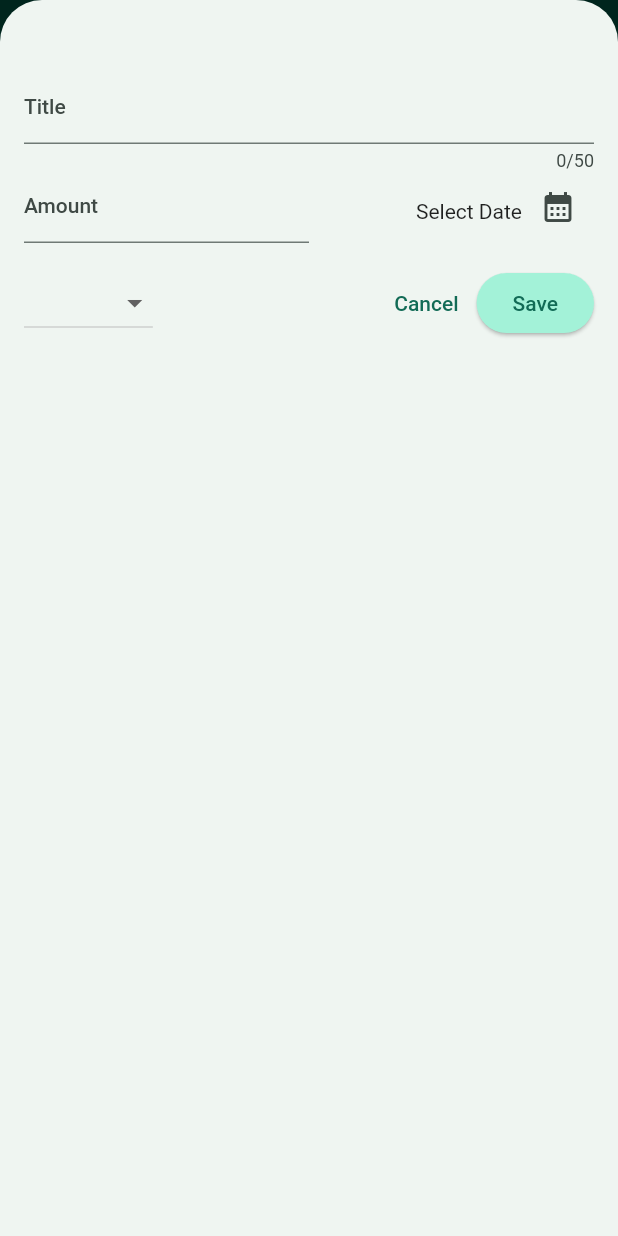
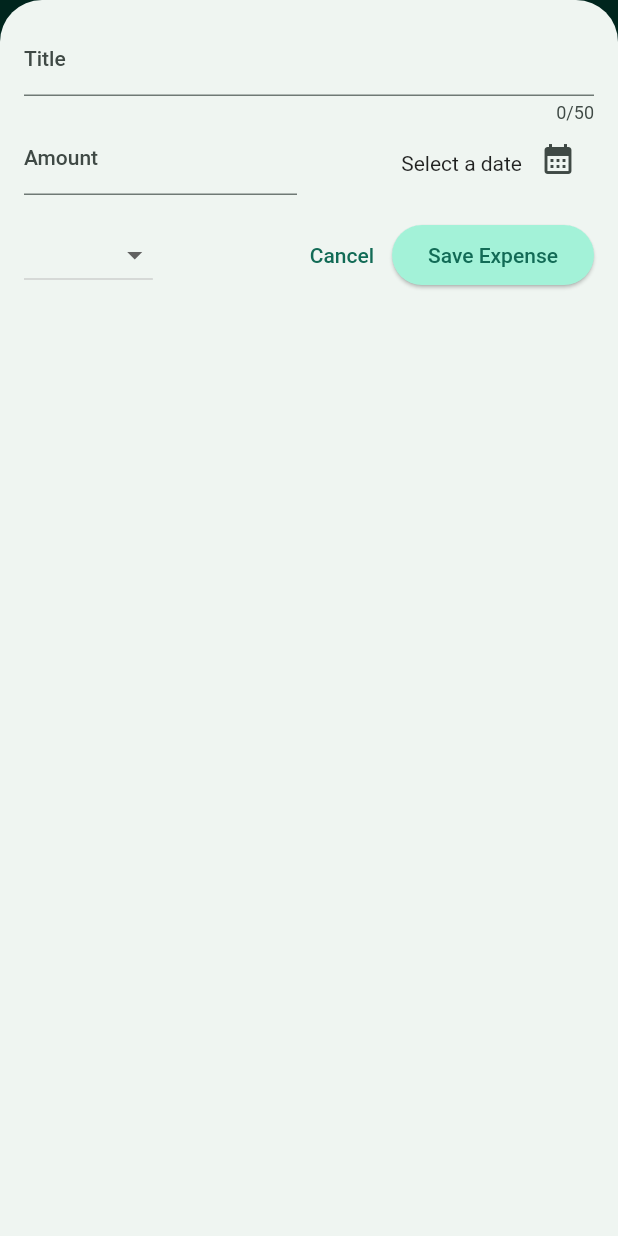
Before and after one commit to AlvinChiew/learn-dart-flutter, a Flutter app: the screen it shows after launch, after a tap on the "add" icon, on a phone screen of 412 x 824 dp. Run offline on Flutter 3.47's test engine with Material 2 defaults, Android fonts, the phone set to English and light mode, and no system bars.

Commit message:
Update interface to be responsive & adaptive

```diff
--- a/app/lib/components/new_expense.dart
+++ b/app/lib/components/new_expense.dart
@@ -1,4 +1,7 @@
+import 'dart:io';
+
 import 'package:app/models/expense_model.dart';
+import 'package:flutter/cupertino.dart';
 import 'package:flutter/material.dart';
 
 class NewExpense extends StatefulWidget {
@@ -24,8 +27,10 @@ class _NewExpenseState extends State<NewExpense> {
     final invalidAmount = amount == null || amount <= 0;
     final invalidTitle = title.isEmpty;
     final invalidDate = _selectedDate == null;
+
+    var customShowDialog = Platform.isIOS ? showCupertinoDialog : showDialog;
     if (invalidTitle || invalidAmount || invalidDate) {
-      showDialog(
+      customShowDialog(
         context: context,
         builder: (ctx) => AlertDialog(
           title: const Text('Invalid input'),
@@ -59,37 +64,59 @@ class _NewExpenseState extends State<NewExpense> {
 
   @override
   Widget build(BuildContext context) {
-    return Padding(
-      padding: const EdgeInsets.fromLTRB(16, 48, 16, 16),
-      child: Column(
-        children: [
-          TextField(
+    final keyboardSpace = MediaQuery.of(context).viewInsets.bottom;
+
+    return LayoutBuilder(builder: (ctx, constraints) {
+      final width = constraints.maxWidth;
+      Widget titleInput = TextField(
         controller: _titleController,
         maxLength: 50,
         decoration: const InputDecoration(
           label: Text('Title'),
         ),
-          ),
-          Row(
-            children: [
-              Expanded(
-                child: TextField(
+      );
+
+      Widget amountInput = TextField(
         controller: _amountController,
         keyboardType: TextInputType.number,
         decoration: const InputDecoration(
+          prefixText: '\$ ',
           label: Text('Amount'),
-                    prefixText: '\$ ',
+        ),
+      );
+
+      Widget categoryDropdown = DropdownButton(
+        value: _selectedCategory,
+        items: Category.values
+            .map(
+              (category) => DropdownMenuItem(
+                value: category,
+                child: Text(
+                  category.name.toUpperCase(),
                 ),
               ),
-              ),
-              Expanded(
+            )
+            .toList(),
+        onChanged: (value) {
+          if (value == null) {
+            return;
+          }
+          setState(() {
+            _selectedCategory = value;
+          });
+        },
+      );
+
+      Widget dateInput = Expanded(
         child: Row(
             mainAxisAlignment: MainAxisAlignment.end,
             crossAxisAlignment: CrossAxisAlignment.center,
             children: [
-                    Text(_selectedDate == null
-                        ? 'Select Date'
-                        : dateFormatter.format(_selectedDate!)),
+              Text(
+                _selectedDate == null
+                    ? 'Select a date'
+                    : dateFormatter.format(_selectedDate!),
+              ),
               IconButton(
                   onPressed: () {
                     showDatePicker(
@@ -102,42 +129,74 @@ class _NewExpenseState extends State<NewExpense> {
                             }));
                   },
                   icon: const Icon(Icons.calendar_month))
-                  ],
-                ),
-              )
-            ],
-          ),
-          const SizedBox(height: 16),
-          Row(
-            children: [
-              DropdownButton(
-                  value: _selectedCategory,
-                  items: Category.values
-                      .map((i) => DropdownMenuItem(
-                            value: i,
-                            child: Text(i.name.toUpperCase()),
-                          ))
-                      .toList(),
-                  onChanged: (value) {
-                    setState(() {
-                      _selectedCategory = value;
-                    });
-                  }),
-              const Spacer(),
-              TextButton(
+            ]),
+      );
+
+      Widget cancelButton = TextButton(
         onPressed: () {
           Navigator.pop(context);
         },
         child: const Text('Cancel'),
+      );
+
+      Widget saveButton = ElevatedButton(
+        onPressed: _saveNewExpenses,
+        child: const Text('Save Expense'),
+      );
+
+      return SizedBox(
+        height: double.infinity,
+        child: SingleChildScrollView(
+          child: Padding(
+            padding: EdgeInsets.fromLTRB(16, 16, 16, keyboardSpace + 16),
+            child: Column(
+              children: [
+                if (width >= 600)
+                  Row(
+                    crossAxisAlignment: CrossAxisAlignment.start,
+                    children: [
+                      Expanded(child: titleInput),
+                      const SizedBox(width: 24),
+                      Expanded(child: amountInput),
+                    ],
+                  )
+                else
+                  titleInput,
+                if (width >= 600)
+                  Row(children: [
+                    categoryDropdown,
+                    const SizedBox(width: 24),
+                    dateInput,
+                  ])
+                else
+                  Row(
+                    children: [
+                      Expanded(child: amountInput),
+                      const SizedBox(width: 16),
+                      dateInput,
+                    ],
                   ),
-              ElevatedButton(
-                onPressed: _saveNewExpenses,
-                child: const Text('Save'),
-              )
+                const SizedBox(height: 16),
+                if (width >= 600)
+                  Row(children: [
+                    const Spacer(),
+                    cancelButton,
+                    saveButton,
+                  ])
+                else
+                  Row(
+                    children: [
+                      categoryDropdown,
+                      const Spacer(),
+                      cancelButton,
+                      saveButton,
                     ],
                   ),
               ],
             ),
+          ),
+        ),
       );
+    });
   }
 }
--- a/app/lib/expenses.dart
+++ b/app/lib/expenses.dart
@@ -31,6 +31,10 @@ class _ExpensesState extends State<Expenses> {
   void _openAddExpenseOverlay() {
     showModalBottomSheet(
       isScrollControlled: true,
+      useSafeArea: true,
+      constraints: const BoxConstraints(
+        maxWidth: double.infinity,
+      ),
       context: context,
       builder: (ctx) => NewExpense(_addExpense),
     );
@@ -63,21 +67,15 @@ class _ExpensesState extends State<Expenses> {
 
   @override
   Widget build(BuildContext context) {
+    final mediaWidth = MediaQuery.of(context).size.width;
+
     Widget content = _dummyExpenses.isEmpty
-        ? const Center(
-            child: Text(
+        ? const Text(
             'No expenses yet.\n Press "+" to start adding expense.',
             textAlign: TextAlign.center,
             // style: TextStyle(height: 2),
-          ))
-        : Column(
-            children: [
-              Chart(expenses: _dummyExpenses),
-              Expanded(
-                child: ExpensesList(_dummyExpenses, _removeExpense),
-              ),
-            ],
-          );
+          )
+        : ExpensesList(_dummyExpenses, _removeExpense);
 
     return Scaffold(
         appBar: AppBar(
@@ -89,6 +87,18 @@ class _ExpensesState extends State<Expenses> {
             ),
           ],
         ),
-        body: content);
+        body: mediaWidth < 600
+            ? Column(
+                children: [
+                  Chart(expenses: _dummyExpenses),
+                  Expanded(child: content),
+                ],
+              )
+            : Row(
+                children: [
+                  Expanded(child: Chart(expenses: _dummyExpenses)),
+                  Expanded(child: content),
+                ],
+              ));
   }
 }
--- a/app/lib/main.dart
+++ b/app/lib/main.dart
@@ -8,6 +8,11 @@ ColorScheme darkColorScheme = ColorScheme.fromSeed(
     seedColor: const Color.fromARGB(255, 10, 83, 68));
 
 void main() {
+  // *** LOCK PHONE ORIENTATION *** //
+  // WidgetsFlutterBinding.ensureInitialized();
+  // SystemChrome.setPreferredOrientations([
+  //   DeviceOrientation.portraitUp,
+  // ]).then((fn) {
   runApp(MaterialApp(
     darkTheme: ThemeData.dark().copyWith(
       useMaterial3: true,
@@ -44,4 +49,5 @@ void main() {
     // themeMode: ThemeMode.dark,
     home: const Expenses(),
   ));
+  // });
 }
```
Lines whose indentation alone changed are shown as unchanged.
